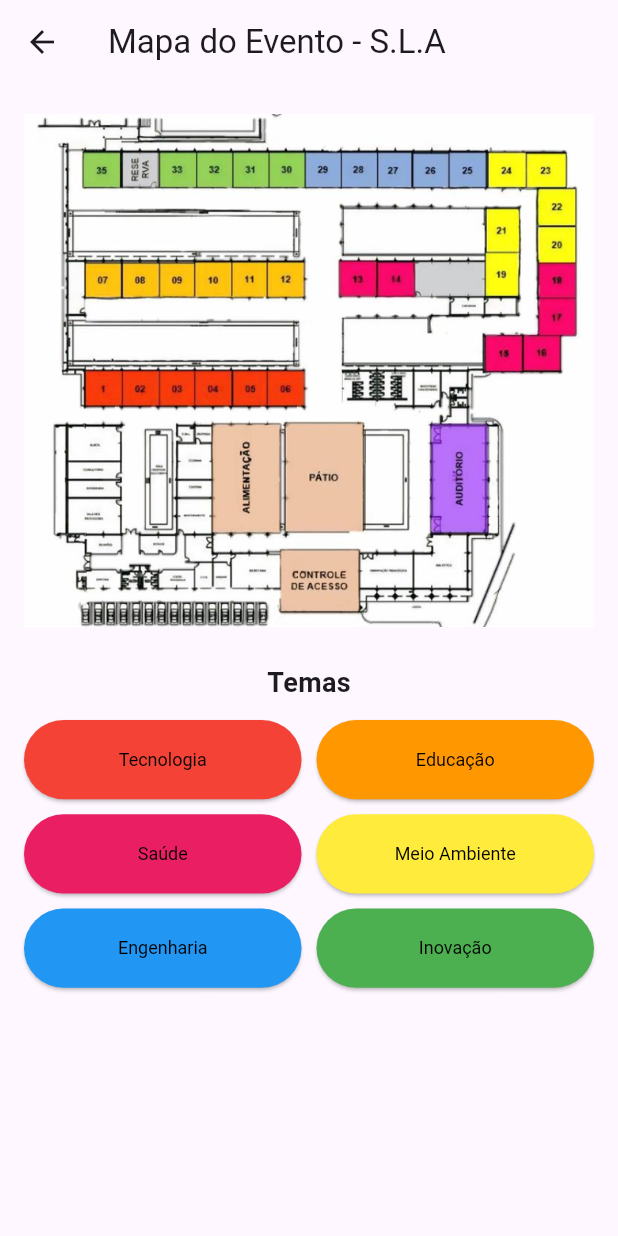
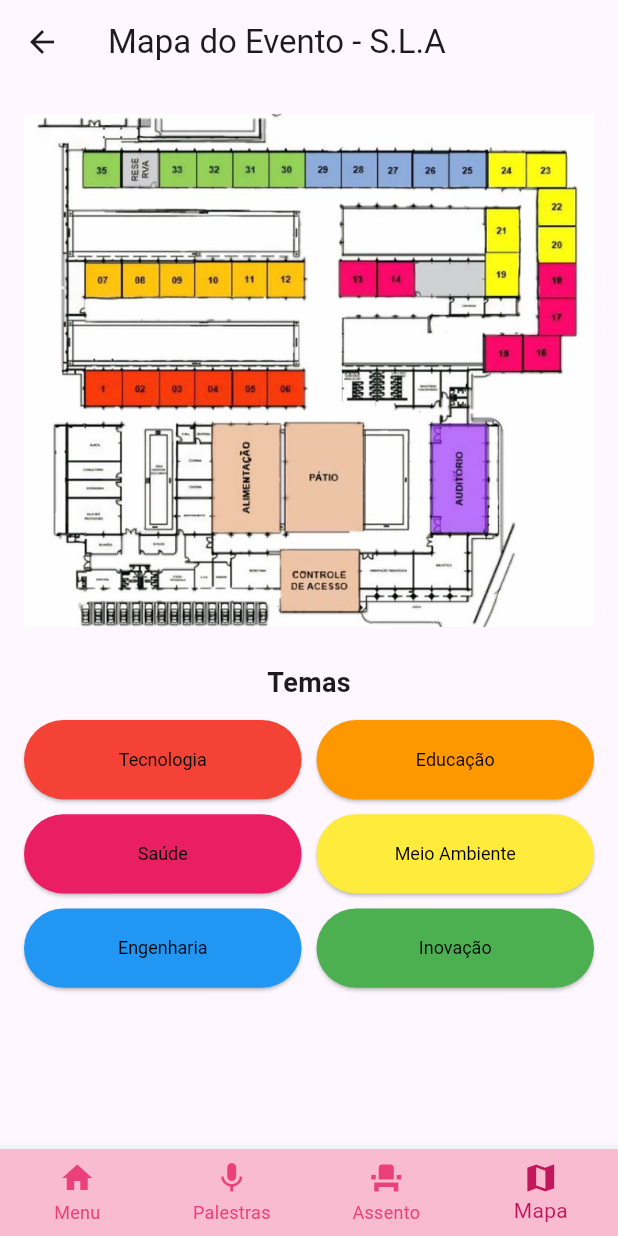
Before and after one commit to guicarvv/flutter_app, a Flutter app: the MenuPage screen opened by its route, after a tap on "Mapa Interativo", on a phone screen of 412 x 824 dp. Run offline on Flutter 3.47's test engine with Material 3 defaults, Android fonts, the light colour scheme and no system bars.

Commit message:
atualizado

```diff
--- a/lib/MapaPage.dart
+++ b/lib/MapaPage.dart
@@ -1,4 +1,8 @@
 import 'package:flutter/material.dart';
+import 'MenuPage.dart';
+import 'ReservaEvento.dart';
+import 'PalestrasPage.dart';
+import 'MapaPage.dart'; // Pode parecer redundante, mas necessário para navegação condicional
 
 class MapaPage extends StatefulWidget {
   const MapaPage({super.key});
@@ -9,6 +13,7 @@ class MapaPage extends StatefulWidget {
 
 class _MapaPageState extends State<MapaPage> {
   String? temaSelecionado;
+  int _selectedIndex = 3; // Mapa é o 4º item (índice 3)
 
   final Map<String, Map<String, dynamic>> temas = {
     'Tecnologia': {
@@ -36,6 +41,36 @@ class _MapaPageState extends State<MapaPage> {
       'salas': ['30', '31', '32', '33', '35']
     },
   };
+
+  void _onItemTapped(int index) {
+    setState(() {
+      _selectedIndex = index;
+    });
+
+    switch (index) {
+      case 0:
+        Navigator.pushReplacement(
+          context,
+          MaterialPageRoute(builder: (context) => const MenuPage()),
+        );
+        break;
+      case 1:
+        Navigator.pushReplacement(
+          context,
+          MaterialPageRoute(builder: (context) => const PalestrasPage()),
+        );
+        break;
+      case 2:
+        Navigator.pushReplacement(
+          context,
+          MaterialPageRoute(builder: (context) => const ReservarEventoPage()),
+        );
+        break;
+      case 3:
+        // Já está na MapaPage
+        break;
+    }
+  }
 
   @override
   Widget build(BuildContext context) {
@@ -68,19 +103,19 @@ class _MapaPageState extends State<MapaPage> {
               mainAxisSpacing: 10,
               shrinkWrap: true,
               physics: const NeverScrollableScrollPhysics(),
-              childAspectRatio: 3.5, // 🔧 Mais estreito e pequeno
+              childAspectRatio: 3.5,
               children: temas.entries.map((entry) {
                 final nome = entry.key;
                 final cor = entry.value['cor'] as Color;
 
                 return SizedBox(
-                  height: 35, // 📏 Altura pequena dos botões
+                  height: 35,
                   child: ElevatedButton(
                     style: ElevatedButton.styleFrom(
                       backgroundColor: cor,
                       foregroundColor: Colors.black,
                       padding: const EdgeInsets.symmetric(horizontal: 8),
-                      textStyle: const TextStyle(fontSize: 12), // 🔠 Fonte menor
+                      textStyle: const TextStyle(fontSize: 12),
                     ),
                     onPressed: () {
                       setState(() {
@@ -102,6 +137,32 @@ class _MapaPageState extends State<MapaPage> {
           ],
         ),
       ),
+      bottomNavigationBar: BottomNavigationBar(
+        currentIndex: _selectedIndex,
+        onTap: _onItemTapped,
+        backgroundColor: Colors.pink[100],
+        selectedItemColor: Colors.pink[700],
+        unselectedItemColor: Colors.pink[400],
+        type: BottomNavigationBarType.fixed,
+        items: const [
+          BottomNavigationBarItem(
+            icon: Icon(Icons.home),
+            label: 'Menu',
+          ),
+          BottomNavigationBarItem(
+            icon: Icon(Icons.mic),
+            label: 'Palestras',
+          ),
+          BottomNavigationBarItem(
+            icon: Icon(Icons.event_seat),
+            label: 'Assento',
+          ),
+          BottomNavigationBarItem(
+            icon: Icon(Icons.map),
+            label: 'Mapa',
+          ),
+        ],
+      ),
     );
   }
 }
--- a/lib/MenuPage.dart
+++ b/lib/MenuPage.dart
@@ -4,10 +4,17 @@ import 'ReservaEvento.dart';
 import 'LoginPage.dart';
 import 'PalestrasPage.dart';
 import 'SalasPage.dart';
-import 'MapaPage.dart'; // ✅ Importando a nova página
+import 'MapaPage.dart';
 
-class MenuPage extends StatelessWidget {
+class MenuPage extends StatefulWidget {
   const MenuPage({super.key});
+
+  @override
+  State<MenuPage> createState() => _MenuPageState();
+}
+
+class _MenuPageState extends State<MenuPage> {
+  int _selectedIndex = 0;
 
   void _logout(BuildContext context) {
     Navigator.pushReplacement(
@@ -21,6 +28,36 @@ class MenuPage extends StatelessWidget {
       context,
       MaterialPageRoute(builder: (context) => const ProfilePage()),
     );
+  }
+
+  // Função para lidar com os cliques nos ícones da barra inferior
+  void _onItemTapped(int index) {
+    setState(() {
+      _selectedIndex = index;
+    });
+
+    switch (index) {
+      case 0: // Voltar ao Menu (já está na tela atual)
+        break;
+      case 1:
+        Navigator.push(
+          context,
+          MaterialPageRoute(builder: (context) => const PalestrasPage()),
+        );
+        break;
+      case 2:
+        Navigator.push(
+          context,
+          MaterialPageRoute(builder: (context) => const ReservarEventoPage()),
+        );
+        break;
+      case 3:
+        Navigator.push(
+          context,
+          MaterialPageRoute(builder: (context) => const MapaPage()),
+        );
+        break;
+    }
   }
 
   @override
@@ -80,7 +117,7 @@ class MenuPage extends StatelessWidget {
             const SizedBox(height: 10),
             ElevatedButton.icon(
               icon: const Icon(Icons.map),
-              label: const Text('Mapa Interativo'), // ✅ Novo botão
+              label: const Text('Mapa Interativo'),
               onPressed: () {
                 Navigator.push(
                   context,
@@ -107,6 +144,32 @@ class MenuPage extends StatelessWidget {
           ],
         ),
       ),
+      bottomNavigationBar: BottomNavigationBar(
+        currentIndex: _selectedIndex,
+        onTap: _onItemTapped,
+        backgroundColor: Colors.pink[100],
+        selectedItemColor: Colors.pink[700],
+        unselectedItemColor: Colors.pink[400],
+        type: BottomNavigationBarType.fixed,
+        items: const [
+          BottomNavigationBarItem(
+            icon: Icon(Icons.home),
+            label: 'Menu',
+          ),
+          BottomNavigationBarItem(
+            icon: Icon(Icons.mic),
+            label: 'Palestras',
+          ),
+          BottomNavigationBarItem(
+            icon: Icon(Icons.event_seat),
+            label: 'Assento',
+          ),
+          BottomNavigationBarItem(
+            icon: Icon(Icons.map),
+            label: 'Mapa',
+          ),
+        ],
+      ),
     );
   }
 }
--- a/lib/PalestrasPage.dart
+++ b/lib/PalestrasPage.dart
@@ -1,5 +1,5 @@
 import 'package:flutter/material.dart';
-import 'DetalhesPalestraPage.dart';  // Vamos criar essa página nova!
+import 'DetalhesPalestraPage.dart';
 
 class PalestrasPage extends StatelessWidget {
   const PalestrasPage({super.key});
@@ -57,6 +57,23 @@ class PalestrasPage extends StatelessWidget {
           );
         },
       ),
+      bottomNavigationBar: BottomNavigationBar(
+        currentIndex: 2, // Índice da aba atual (Palestras)
+        onTap: (index) {
+          if (index == 0) {
+            Navigator.pushReplacementNamed(context, '/menu');
+          } else if (index == 1) {
+            Navigator.pushReplacementNamed(context, '/mapa');
+          } else if (index == 2) {
+            // já está na página atual
+          }
+        },
+        items: const [
+          BottomNavigationBarItem(icon: Icon(Icons.home), label: 'Menu'),
+          BottomNavigationBarItem(icon: Icon(Icons.map), label: 'Mapa'),
+          BottomNavigationBarItem(icon: Icon(Icons.mic), label: 'Palestras'),
+        ],
+      ),
     );
   }
 }
```
Also changed, not shown: lib/ReservaEvento.dart (+62 -1 lines), pubspec.lock.
